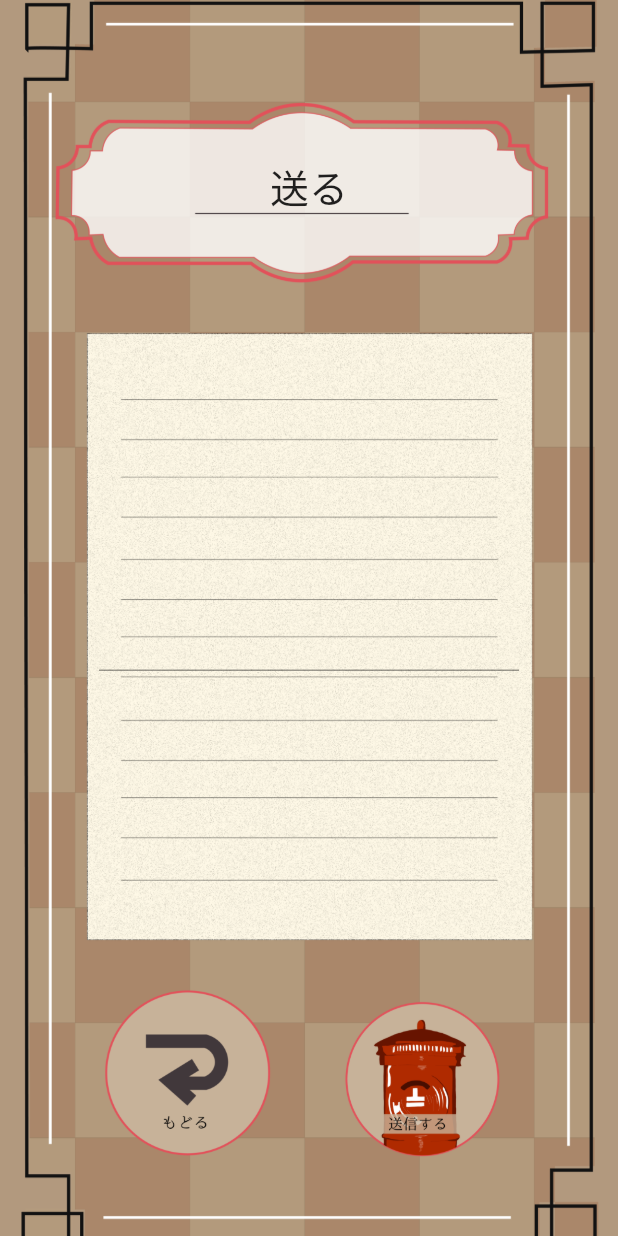
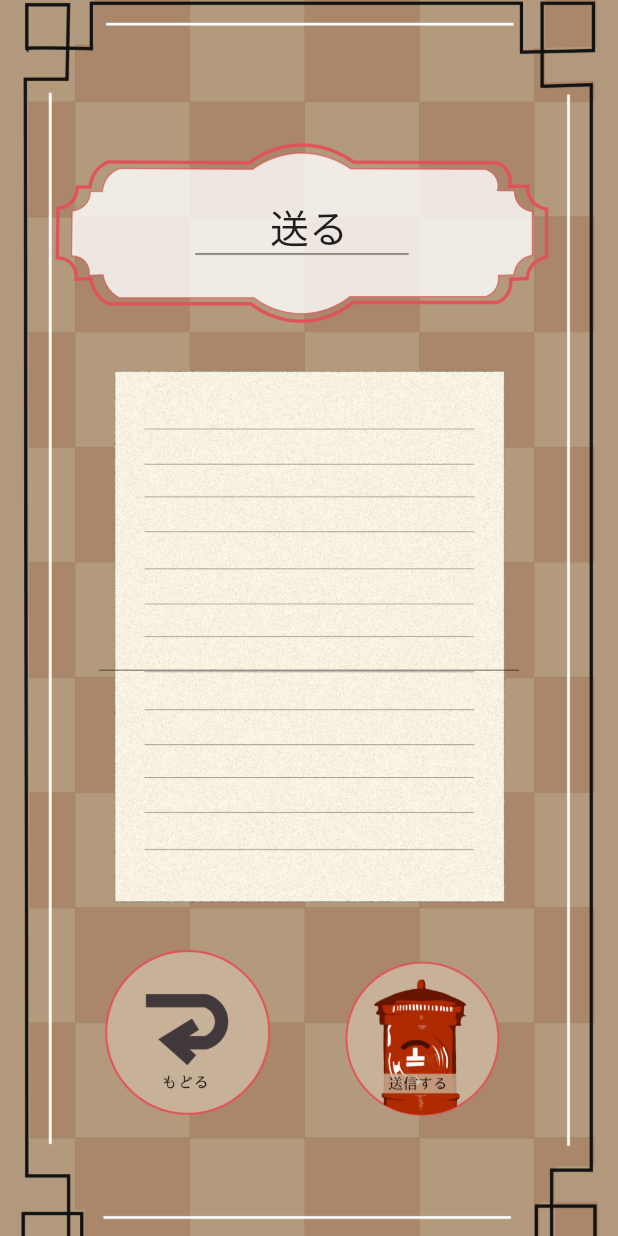
Before and after one commit to KaoruMuta/spajam2021_souseki, a Flutter app: the CreateScreen screen opened by its route, on a phone screen of 412 x 824 dp. Run offline on Flutter 3.47's test engine with Material 2 defaults, Android fonts, the light colour scheme and no system bars; our stand-ins replace shared_preferences; accounts and stored records are empty; network calls fail; Roboto replaces fonts that are missing (02UtsukushiMincho).

Commit message:
resolve conflict

```diff
--- a/lib/response/send_message_response.dart
+++ b/lib/response/send_message_response.dart
@@ -6,8 +6,8 @@ class SendMessageResponse {
 
   factory SendMessageResponse.fromJson(Map<String, dynamic> json) {
     return SendMessageResponse(
-      replyMessageId: json["reply_message_id"],
-      waitingPeriod: json["waiting_period"],
+      replyMessageId: json["reply_message_id"] as int?,
+      waitingPeriod: json["waiting_period"] as int,
     );
   }
 }
--- a/lib/ui/create_screen.dart
+++ b/lib/ui/create_screen.dart
@@ -51,7 +51,7 @@ class CreateScreen extends StatelessWidget {
                 Stack(alignment: Alignment.center, children: [
                   Image.asset(
                     'images/letter.png',
-                    width: 320,
+                    width: 280,
                   ),
                   Padding(
                     padding: const EdgeInsets.symmetric(horizontal: 50.0),
--- a/lib/ui/send_screen.dart
+++ b/lib/ui/send_screen.dart
@@ -45,6 +45,8 @@ class _SendScreenState extends State<SendScreen> {
               children: <Widget>[
                 const SendRed(
                   title: '2日かかります',
+                  //
+                  // title: '$_waitingPeriod日かかります',
                 ),
                 InkWell(
                   child: Image.asset(
```
Also changed, not shown: lib/api/api_client.dart (+6 -5 lines), 1 other file.
